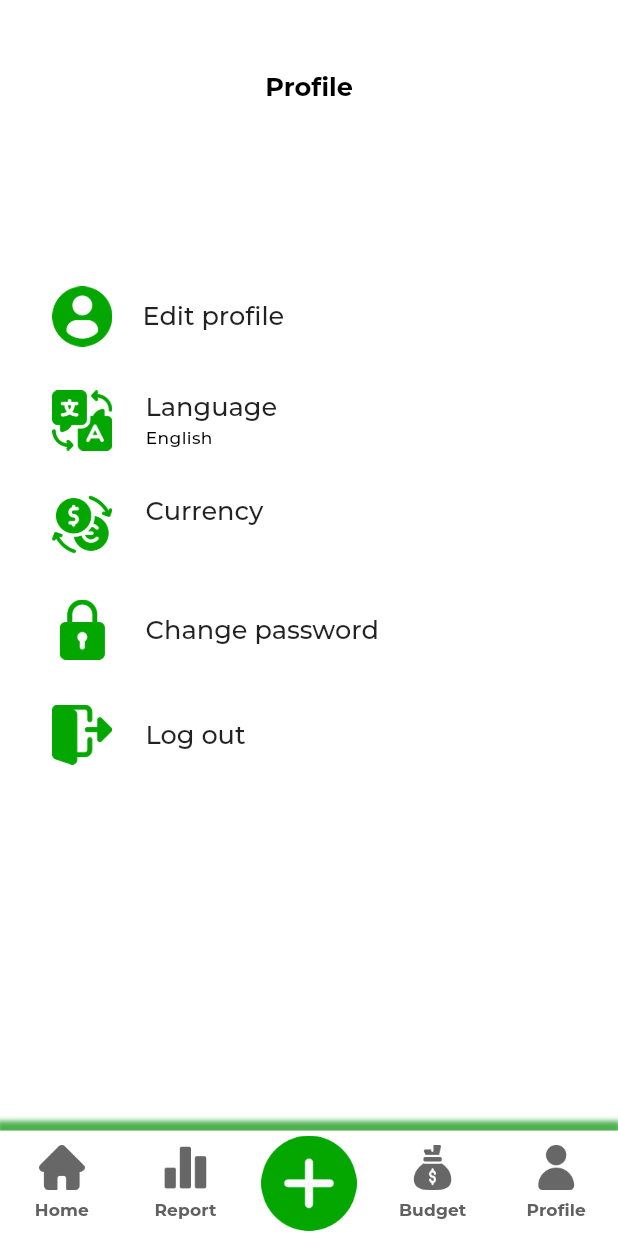
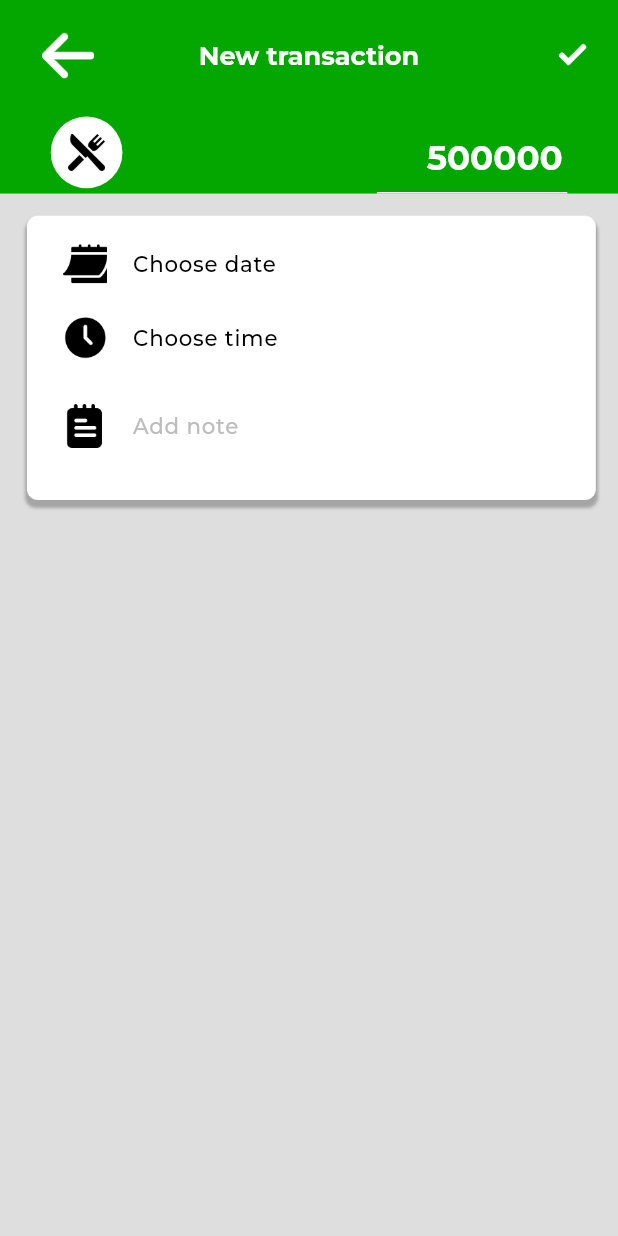
Before and after one commit to PhamQuangHung-UIT/SE214-PEMMA, a Flutter app: the MainNavigationView screen opened by its route, item 3 of the bottom bar chosen, on a phone screen of 412 x 824 dp. Run offline on Flutter 3.47's test engine with Material 3 defaults, Android fonts, the phone set to English and light mode, and no system bars; our stand-ins replace cloud_firestore, email_validator, firebase_auth, firebase_core, go_router, google_sign_in and 3 more; missing offline and left inert: cache_manager, flutter_facebook_auth; accounts and stored records are empty; generated files the repository leaves out were written again; project files that could hold a hidden picture were left out.

Commit message:
Add "Add transaction" view

```diff
--- /dev/null
+++ b/budget_buddy/lib/data_sources/repositories/add_transaction_repository.dart
@@ -0,0 +1,3 @@
+class AddTransactionRepository {
+
+}
--- a/budget_buddy/lib/data_sources/repositories/email_verification_success_repository.dart
+++ b/budget_buddy/lib/data_sources/repositories/email_verification_success_repository.dart
@@ -3,11 +3,11 @@ import 'package:firebase_auth/firebase_auth.dart' hide User;
 
 class EmailVerificationSuccessRepository {
   Future<String> verifyEmail(String actionCode) async {
+        await FirebaseAuth.instance.applyActionCode(actionCode);
     String email = await ReadCache.getString(key: 'verifyEmail');
     String password = await ReadCache.getString(key: 'password');
     var credential =
         EmailAuthProvider.credential(email: email, password: password);
-    await FirebaseAuth.instance.applyActionCode(actionCode);
     await FirebaseAuth.instance.currentUser!
         .reauthenticateWithCredential(credential);
     await FirebaseAuth.instance.currentUser!.reload();
--- /dev/null
+++ b/budget_buddy/lib/presenters/add_transaction_presenter.dart
@@ -0,0 +1,14 @@
+import 'package:budget_buddy/data_sources/repositories/add_transaction_repository.dart';
+import 'package:firebase_auth/firebase_auth.dart';
+
+abstract class AddTransactionViewContract {
+  void onAddNewTransactionSuccess();
+  void onAddNewTransactionError(FirebaseException e);
+}
+
+class AddTransactionPresenter {
+  final _repos = AddTransactionRepository();
+  final AddTransactionViewContract _viewContract;
+
+  AddTransactionPresenter(this._viewContract);
+}
--- a/budget_buddy/lib/resources/l10n/app_en.arb
+++ b/budget_buddy/lib/resources/l10n/app_en.arb
@@ -41,6 +41,11 @@
     "report_navigation_bar":"Report",
     "budget_navigation_bar":"Budget",
     "profile_navigation_bar":"Profile",
+    "new_transaction":"New transaction",
+    "choose_date":"Choose date",
+    "choose_time":"Choose time",
+    "today":"Today",
+    "add_note":"Add note",
     "network_issue_msg":"There is an issue with your network connectivity. Please try again later.",
     "retry":"Retry",
     "edit_profile":"Edit profile",
--- a/budget_buddy/lib/resources/l10n/app_vi.arb
+++ b/budget_buddy/lib/resources/l10n/app_vi.arb
@@ -41,6 +41,11 @@
     "report_navigation_bar":"Báo cáo",
     "budget_navigation_bar":"Ngân quỹ",
     "profile_navigation_bar":"Cá nhân",
+    "new_transaction":"Thêm giao dịch",
+    "choose_date":"Chọn ngày",
+    "choose_time":"Chọn giờ",
+    "today":"Hôm nay",
+    "add_note":"Thêm ghi chú",
     "network_issue_msg":"Kết nối mạng của bạn có vấn đề. Vui lòng thử lại lần sau.",
     "retry":"Thử lại",
     "edit_profile":"Chỉnh sửa thông tin",
--- a/budget_buddy/lib/resources/theme/app_theme.dart
+++ b/budget_buddy/lib/resources/theme/app_theme.dart
@@ -5,6 +5,8 @@ class AppTheme {
   static const green800 = Color(0xFF03A700);
 
   static final grey400 = Colors.grey.shade400;
+
+  static const grey300 = Color(0XFFDEDEDE);
 
   static var lightTheme = ThemeData(
       elevatedButtonTheme: ElevatedButtonThemeData(
--- /dev/null
+++ b/budget_buddy/lib/views/add_transaction_view.dart
@@ -0,0 +1,329 @@
+import 'package:budget_buddy/presenters/add_transaction_presenter.dart';
+import 'package:budget_buddy/presenters/profile_presenter.dart';
+import 'package:budget_buddy/resources/app_export.dart';
+import 'package:firebase_core/firebase_core.dart';
+import 'package:flutter/material.dart';
+import 'package:intl/intl.dart';
+
+class AddTransactionView extends StatefulWidget {
+  const AddTransactionView({super.key});
+
+  @override
+  State<AddTransactionView> createState() => _AddTransactionViewState();
+}
+
+class _AddTransactionViewState extends State<AddTransactionView>
+    implements AddTransactionViewContract {
+  String? dateText;
+
+  String? timeText;
+
+  final formatter = DateFormat('dd//MM/yyyy');
+
+  final _amountController = TextEditingController(text: '500000');
+
+  final _noteController = TextEditingController();
+
+  late AddTransactionPresenter _presenter;
+
+  @override
+  void initState() {
+    super.initState();
+    _presenter = AddTransactionPresenter(this);
+  }
+
+  @override
+  Widget build(BuildContext context) {
+    mediaQueryData = MediaQuery.of(context);
+
+    return SafeArea(
+      child: Scaffold(
+        backgroundColor: AppTheme.grey300,
+        body: SizedBox(
+          width: double.maxFinite,
+          child: Column(
+            children: [
+              _buildAppBar(context),
+              Container(
+                padding: EdgeInsets.all(14.h),
+                child: Column(
+                  children: [
+                    _buildTransactionInfo(context),
+                  ],
+                ),
+              ),
+            ],
+          ),
+        ),
+      ),
+    );
+  }
+
+  /// Section Widget
+  Widget _buildAppBar(BuildContext context) {
+    return Container(
+      decoration: const BoxDecoration(color: AppTheme.green800),
+      child: Column(
+        mainAxisAlignment: MainAxisAlignment.end,
+        children: [
+          SizedBox(height: 20.v),
+          AppBar(
+            backgroundColor: AppTheme.green800,
+            elevation: 0,
+            toolbarHeight: 36.v,
+            leadingWidth: 61.h,
+            leading: Padding(
+              padding: EdgeInsets.only(left: 25.h),
+              child: InkWell(
+                borderRadius: BorderRadius.circular(23.adaptSize),
+                onTap: Navigator.of(context, rootNavigator: true).pop,
+                child: Image.asset(
+                  'assets/images/arrow-1.png',
+                  width: 23.adaptSize,
+                  height: 23.adaptSize,
+                  fit: BoxFit.contain,
+                ),
+              ),
+            ),
+            centerTitle: true,
+            title: Text(
+              AppLocalizations.of(context)!.new_transaction,
+              style: Theme.of(context)
+                  .textTheme
+                  .titleLarge!
+                  .copyWith(color: Colors.white, fontWeight: FontWeight.w700),
+            ),
+            actions: [
+              InkWell(
+                onTap: onComplete,
+                child: Padding(
+                    padding: EdgeInsets.fromLTRB(18.h, 3.v, 18.h, 4.v),
+                    child: Image.asset(
+                      'assets/images/check.png',
+                      width: 23.adaptSize,
+                      height: 23.adaptSize,
+                      fit: BoxFit.cover,
+                    )),
+              ),
+            ],
+          ),
+          SizedBox(height: 20.v),
+          Padding(
+            padding: EdgeInsets.symmetric(horizontal: 32.h),
+            child: Row(
+              mainAxisAlignment: MainAxisAlignment.spaceBetween,
+              children: [
+                Container(
+                  height: 49.adaptSize,
+                  width: 49.adaptSize,
+                  padding: EdgeInsets.all(11.h),
+                  decoration: BoxDecoration(
+                    color: Colors.white,
+                    borderRadius: BorderRadius.circular(24.h),
+                  ),
+                  child: Image.asset(
+                    'assets/images/restaurant.png',
+                    fit: BoxFit.cover,
+                  ),
+                ),
+
+                // Input amount
+                Padding(
+                  padding: EdgeInsets.only(top: 7.v),
+                  child: SizedBox(
+                    width: 120.h,
+                    child: TextField(
+                      textAlign: TextAlign.right,
+                      cursorColor: Colors.white,
+                      controller: _amountController,
+                      style: Theme.of(context)
+                          .textTheme
+                          .headlineLarge!
+                          .copyWith(color: Colors.white),
+                    ),
+                  ),
+                ),
+              ],
+            ),
+          ),
+        ],
+      ),
+    );
+  }
+
+  /// Section Widget
+  Widget _buildTransactionInfo(BuildContext context) {
+    return Container(
+      width: 359.h,
+      margin: EdgeInsets.only(left: 3.h),
+      padding: EdgeInsets.symmetric(
+        horizontal: 23.h,
+        vertical: 17.v,
+      ),
+      decoration: BoxDecoration(
+          color: Colors.white,
+          borderRadius: BorderRadius.circular(7.h),
+          boxShadow: [
+            BoxShadow(
+              color: Colors.black26,
+              spreadRadius: 1.h,
+              blurRadius: 1.h,
+              offset: const Offset(0, 4),
+            ),
+          ]),
+      child: Column(
+        mainAxisSize: MainAxisSize.min,
+        crossAxisAlignment: CrossAxisAlignment.start,
+        mainAxisAlignment: MainAxisAlignment.center,
+        children: [
+          // Date
+          GestureDetector(
+            onTap: _showPickDateDialog,
+            child: Row(
+              children: [
+                Image.asset(
+                  'assets/images/calendar.png',
+                  height: 30.adaptSize,
+                  width: 30.adaptSize,
+                  fit: BoxFit.cover,
+                ),
+                Padding(
+                  padding: EdgeInsets.only(
+                    left: 16.h,
+                    top: 5.v,
+                    bottom: 5.v,
+                  ),
+                  child: Text(
+                    dateText ?? AppLocalizations.of(context)!.choose_date,
+                    style: Theme.of(context).textTheme.bodyLarge,
+                  ),
+                ),
+              ],
+            ),
+          ),
+          SizedBox(height: 19.v),
+
+          // Time
+          GestureDetector(
+            onTap: _showPickTimeDialog,
+            child: Row(
+              children: [
+                Image.asset(
+                  'assets/images/clock.png',
+                  height: 30.adaptSize,
+                  width: 30.adaptSize,
+                  fit: BoxFit.cover,
+                ),
+                Padding(
+                  padding: EdgeInsets.only(
+                    left: 16.h,
+                    top: 5.v,
+                    bottom: 5.v,
+                  ),
+                  child: Text(
+                    timeText ?? AppLocalizations.of(context)!.choose_time,
+                    style: Theme.of(context).textTheme.bodyLarge,
+                  ),
+                ),
+              ],
+            ),
+          ),
+          SizedBox(height: 15.v),
+
+          // Note text field
+          SizedBox(
+            width: double.maxFinite,
+            child: Row(
+              children: [
+                Image.asset(
+                  'assets/images/notes.png',
+                  height: 30.adaptSize,
+                  width: 30.adaptSize,
+                  fit: BoxFit.cover,
+                ),
+                Expanded(
+                  child: Padding(
+                    padding: EdgeInsets.only(
+                      left: 16.h,
+                      top: 5.v,
+                      bottom: 5.v,
+                    ),
+                    child: TextField(
+                      controller: _noteController,
+                      decoration: InputDecoration(
+                        hintText: AppLocalizations.of(context)!.add_note,
+                        hintStyle: Theme.of(context)
+                            .textTheme
+                            .bodyLarge!
+                            .copyWith(color: AppTheme.grey400),
+                      ),
+                      style: Theme.of(context).textTheme.bodyLarge,
+                    ),
+                  ),
+                ),
+              ],
+            ),
+          ),
+          SizedBox(height: 4.v),
+        ],
+      ),
+    );
+  }
+
+  void onComplete() {
+    // Send new transaction to database
+  }
+
+  void _showPickDateDialog() {
+    showDatePicker(
+            context: context,
+            // TODO: Replace this with the current date store in transaction model
+            initialDate: DateTime.now(),
+            firstDate: DateTime(1970),
+            lastDate: DateTime.now(),
+            confirmText: 'OK',
+            cancelText: AppLocalizations.of(context)!.cancel_btn)
+        .then((value) => value != null
+            ? setState(() {
+                // TODO: Assign the date value to transaction model
+                //
+                // Update the display text for date
+                var now = DateTime.now();
+                dateText = value.day == now.day &&
+                        value.month == now.month &&
+                        value.year == now.year
+                    ? AppLocalizations.of(context)!.today
+                    : formatter.format(value);
+              })
+            : {});
+  }
+
+  void _showPickTimeDialog() {
+    showTimePicker(
+            context: context,
+            initialEntryMode: TimePickerEntryMode.input,
+
+            // TODO: Replace this with the current date store in transaction model
+            initialTime: TimeOfDay.now(),
+            confirmText: 'OK',
+            cancelText: AppLocalizations.of(context)!.cancel_btn)
+        .then((value) => value != null
+            ? setState(() {
+                // TODO: Assign the time value to transaction model
+                //
+                // Update the display text for time
+                timeText = value.format(context);
+              })
+            : {});
+  }
+
+  @override
+  void onAddNewTransactionError(FirebaseException e) {
+    // TODO: implement onAddNewTransactionError
+  }
+
+  @override
+  void onAddNewTransactionSuccess() {
+    // TODO: implement onAddNewTransactionSuccess
+  }
+}
--- a/budget_buddy/lib/views/main_navigation_view.dart
+++ b/budget_buddy/lib/views/main_navigation_view.dart
@@ -1,3 +1,4 @@
+import 'package:budget_buddy/views/add_transaction_view.dart';
 import 'package:budget_buddy/views/profile_view.dart';
 import 'package:flutter/material.dart';
 import 'package:budget_buddy/resources/app_export.dart';
@@ -20,10 +21,16 @@ class MainNavigationView extends StatelessWidget {
                 key: navigatorKey,
                 initialRoute: '/home',
                 onGenerateRoute: (routeSetting) => PageRouteBuilder(
-                        pageBuilder: (ctx, ani, ani1) => getCurrentPage(routeSetting.name!),
+                    pageBuilder: (ctx, ani, ani1) =>
+                        getCurrentPage(routeSetting.name!),
                     transitionDuration: const Duration(milliseconds: 300))),
             bottomNavigationBar: CustomBottomBar(onChanged: (type) {
+              if (type == BottomBarEnum.add) {
+                Navigator.of(context).push(MaterialPageRoute(
+                    builder: (_) => const AddTransactionView()));
+              } else {
                 navigatorKey.currentState!.pushNamed(getCurrentRoute(type));
+              }
             })),
       ),
     ));
@@ -38,10 +45,8 @@ class MainNavigationView extends StatelessWidget {
         return "/report";
       case BottomBarEnum.budget:
         return "/budget";
-      case BottomBarEnum.profile:
+      default:
         return "/profile";
-      default:
-        return "/new_transaction";
     }
   }
 
@@ -54,8 +59,6 @@ class MainNavigationView extends StatelessWidget {
         return const ProfileView();
       case '/budget':
         return const ProfileView();
-      case '/profile':
-        return const ProfileView();
       default:
         return const ProfileView();
     }
```
Lines whose indentation alone changed are shown as unchanged.
